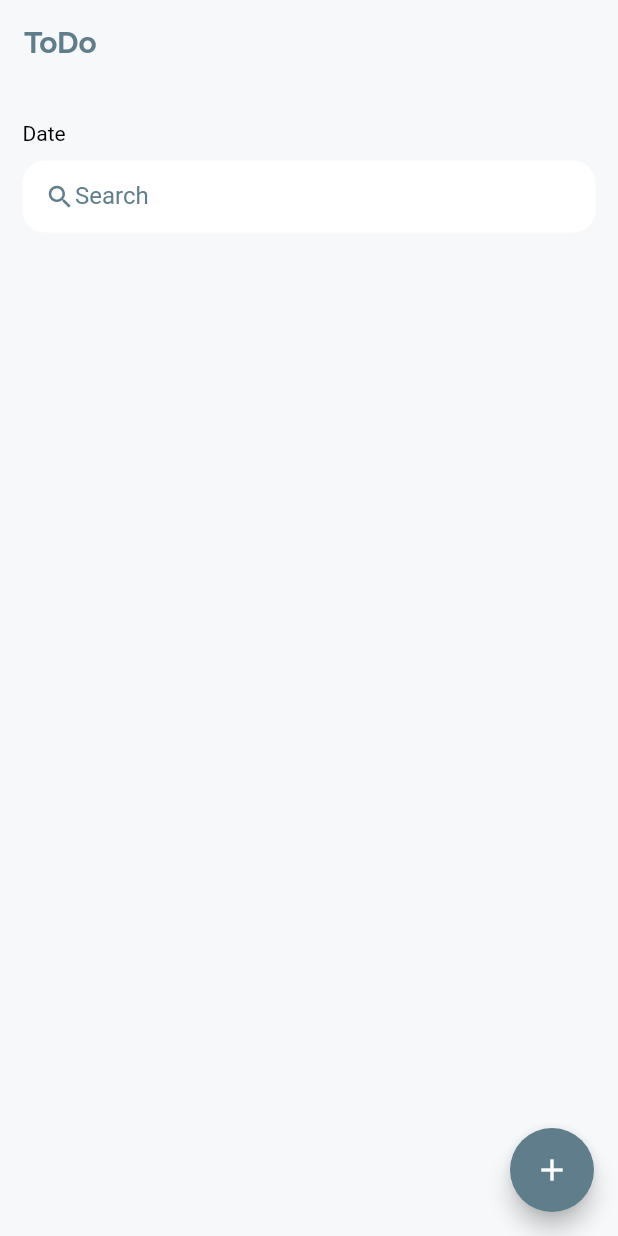
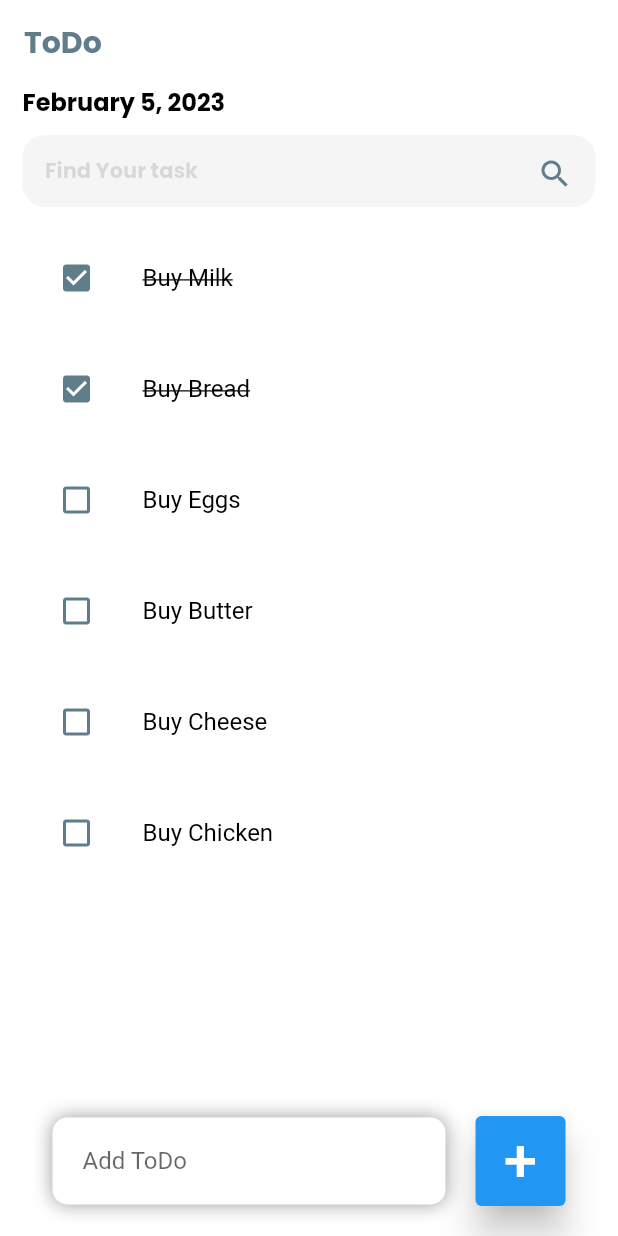
Before and after one commit to amira334/todo, a Flutter app: the screen it shows after launch, on a phone screen of 412 x 824 dp. Run offline on Flutter 3.47's test engine with Material 2 defaults, Android fonts, the phone set to English and light mode, and no system bars.

Commit message:
modified 'date & search'

```diff
--- a/lib/main.dart
+++ b/lib/main.dart
@@ -19,7 +19,7 @@ class MyApp extends StatelessWidget {
       title: 'ToDo',
       theme: theme.copyWith(
         colorScheme: theme.colorScheme.copyWith(
-          primary: const Color(0xFFF6F8FA),
+          primary: const Color(0xFFFFFFFF),
           secondary: Colors.blueGrey,
         ),
         textSelectionTheme: const TextSelectionThemeData(
@@ -27,9 +27,9 @@ class MyApp extends StatelessWidget {
         ),
         appBarTheme: const AppBarTheme(
           titleTextStyle: TextStyle(
-            fontFamily: 'Raleway',
+            fontFamily: 'Poppins',
             fontSize: 20,
-            fontWeight: FontWeight.bold,
+            fontWeight: FontWeight.w600,
             color: Colors.blueGrey,
 
           ),
@@ -42,8 +42,8 @@ class MyApp extends StatelessWidget {
             color: Colors.black,
           ),
           headline6: const TextStyle(
-            fontSize: 18,
-            fontFamily: 'RobotoCondensed',
+            fontSize: 16,
+            fontFamily: 'Poppins',
             fontWeight: FontWeight.bold,
             color: Colors.black,
           ),
--- /dev/null
+++ b/lib/model/todo.dart
@@ -0,0 +1,22 @@
+class ToDo {
+  String? id;
+  String? todoText;
+  bool isDone;
+
+  ToDo({
+    required this.id,
+    required this.todoText,
+    this.isDone = false,
+  });
+
+  static List<ToDo> todoList() {
+    return [
+      ToDo(id: '01', todoText: 'Buy Milk', isDone: true),
+      ToDo(id: '02', todoText: 'Buy Bread', isDone: true),
+      ToDo(id: '03', todoText: 'Buy Eggs'),
+      ToDo(id: '04', todoText: 'Buy Butter'),
+      ToDo(id: '05', todoText: 'Buy Cheese'),
+      ToDo(id: '06', todoText: 'Buy Chicken'),
+    ];
+  }
+}
--- a/lib/screens/home.dart
+++ b/lib/screens/home.dart
@@ -1,14 +1,18 @@
 import 'package:flutter/material.dart';
-import '/main.dart';
-import './search.dart';
-//import 'package:intl/intl.dart';
+import '../model/todo.dart';
+import '../widgets/search.dart';
+import '../widgets/todo_item.dart';
+import 'package:intl/intl.dart';
 
 class Home extends StatefulWidget {
+  Home({Key? key}) : super(key: key);
   @override
   State<Home> createState() => _HomeState();
 }
 
 class _HomeState extends State<Home> {
+  final todoList = ToDo.todoList();
+  final _todoController = TextEditingController();
   @override
   Widget build(BuildContext context) {
     return Scaffold(
@@ -19,37 +23,141 @@ class _HomeState extends State<Home> {
         elevation: 0,
         title: const Text('ToDo'),
       ),
-      floatingActionButton: const FloatingActionButton(
-        onPressed: null,
-        child: Icon(Icons.add),
+      // floatingActionButton: const FloatingActionButton(
+      //   onPressed: null,
+      //   child: Icon(Icons.add),
+      // ),
+      body: Container(
+        padding: const EdgeInsets.symmetric(
+          horizontal: 15,
         ),
-      body: Container(
-        padding: const EdgeInsets.all(15),
-        child: Stack(
-            children: [
+        child: Stack(children: [
           Column(
             children: [
               Row(
                 children: [
                   Container(
-                        margin: const EdgeInsets.symmetric(
-                          vertical: 10,
-                        ),
+                    // margin: const EdgeInsets.symmetric(
+                    //   vertical: 10,
+                    // ),
                     child: Column(
                       crossAxisAlignment: CrossAxisAlignment.start,
-                          children: const [
-                            Text('Date'),
+                      children: [
+                        Text(DateFormat.yMMMMd().format(DateTime.now()),
+                          style: Theme.of(context).textTheme.headline6,
+                        ),
                       ],
                     ),
                   )
                 ],
               ),
-                  Search(),
+              Container(
+                margin: const EdgeInsets.symmetric(
+                  vertical: 10,
+                ),
+                  child: Search()),
+              Expanded(
+                child: SingleChildScrollView(
+                  child: Column(
+                    children: todoList
+                        .map(
+                          (todo) => ToDoItem(
+                        todo: todo,
+                        onToDoChanged: _handleToDoChange,
+                        onDeleteItem: _handleDeleteItem,
+                      ),
+                    )
+                        .toList(),
+                  ),
+                ),
+              )
             ],
           ),
-             ]
+          Align(
+            alignment: Alignment.bottomCenter,
+            child: Row(
+              children: [
+                Expanded(
+                  child: Container(
+                    margin: const EdgeInsets.only(
+                      bottom: 20,
+                      right: 20,
+                      left: 20,
                     ),
+                    padding: const EdgeInsets.symmetric(
+                      horizontal: 20,
+                      vertical: 5,
+                    ),
+                    decoration: BoxDecoration(
+                      color: Colors.white,
+                      boxShadow: const [
+                        BoxShadow(
+                          color: Colors.grey,
+                          spreadRadius: 0.0,
+                          blurRadius: 10,
+                          offset: const Offset(0.0, 0.0),
+                        )
+                      ],
+                      borderRadius: BorderRadius.circular(10),
+                    ),
+                    child: TextField(
+                      controller: _todoController,
+                      decoration: const InputDecoration(
+                        border: InputBorder.none,
+                        hintText: 'Add ToDo',
+                      ),
+                    ),
+                  ),
+                ),
+                Container(
+                  margin: const EdgeInsets.only(
+                    bottom: 20,
+                    right: 20,
+                  ),
+                  child: ElevatedButton(
+                    onPressed: () {
+                      _addTodoItem(_todoController.text);
+                    },
+                    style: ElevatedButton.styleFrom(
+                      backgroundColor: Colors.blue,
+                      minimumSize: const Size(60, 60),
+                      elevation: 10,
+                    ),
+                    child: const Text(
+                      '+',
+                      style: TextStyle(
+                        fontSize: 40,
+                      ),
+                    ),
+                  ),
+                ),
+              ],
+            ),
+          )
+        ]),
       ),
     );
   }
+
+  void _handleToDoChange(ToDo todo) {
+    setState(() {
+      todo.isDone = !todo.isDone;
+    });
   }
+
+  void _handleDeleteItem(ToDo todo) {
+    setState(() {
+      todoList.remove(todo);
+    });
+  }
+
+  void _addTodoItem(String toDo) {
+    setState(() {
+      todoList.add(ToDo(
+        id: DateTime.now().microsecondsSinceEpoch.toString(),
+        todoText: toDo,
+      ));
+    });
+    _todoController.clear();
+  }
+}
--- a/lib/screens/search.dart
+++ /dev/null
@@ -1,42 +0,0 @@
-import 'package:flutter/material.dart';
-
-class Search extends StatefulWidget {
-
-  @override
-  State<Search> createState() => _SearchState();
-}
-
-class _SearchState extends State<Search> {
-  @override
-  Widget build(BuildContext context) {
-    return Container(
-      padding: EdgeInsets.symmetric(
-        horizontal: 15
-      ),
-      decoration: BoxDecoration(
-        color: Colors.white,
-        borderRadius: BorderRadius.circular(15),
-      ),
-      child: TextField(
-        cursorColor: Theme.of(context).textSelectionTheme.cursorColor,
-        decoration: InputDecoration(
-          //labelText: 'Search',
-            contentPadding: EdgeInsets.all(0),
-          prefixIcon: Icon(Icons.search,
-          color: Theme.of(context).colorScheme.secondary,
-          size: 20,),
-          prefixIconConstraints: BoxConstraints(
-            maxHeight: 20,
-            minWidth: 20,
-          ),
-          border: InputBorder.none,
-          hintText: 'Search',
-          hintStyle: TextStyle(
-            color: Theme.of(context).colorScheme.secondary,
-          )
-
-        ),
-      ),
-    );
-  }
-}
--- /dev/null
+++ b/lib/widgets/search.dart
@@ -0,0 +1,45 @@
+import 'package:flutter/material.dart';
+
+class Search extends StatefulWidget {
+  @override
+  State<Search> createState() => _SearchState();
+}
+
+class _SearchState extends State<Search> {
+  @override
+  Widget build(BuildContext context) {
+    return Container(
+      padding: const EdgeInsets.symmetric(horizontal: 15
+      ),
+      decoration: BoxDecoration(
+        color: const Color(0xFFF5F5F5),
+        borderRadius: BorderRadius.circular(15),
+      ),
+      child: TextField(
+        cursorColor: Theme.of(context).textSelectionTheme.cursorColor,
+        decoration: InputDecoration(
+          //labelText: 'Search',
+            contentPadding: const EdgeInsets.all(0),
+            suffixIcon: Icon(
+              Icons.search,
+              color: Theme.of(context).colorScheme.secondary,
+              size: 24,
+
+            ),
+            suffixIconConstraints: const BoxConstraints(
+              maxHeight: 20,
+              minWidth: 20,
+            ),
+            border: InputBorder.none,
+            hintText: 'Find Your task',
+            hintStyle: const TextStyle(
+              color: Colors.black12,
+              //color: Theme.of(context).colorScheme.secondary,
+              fontFamily: 'Poppins',
+              fontSize: 14,
+              fontWeight: FontWeight.w600,
+            )),
+      ),
+    );
+  }
+}
--- /dev/null
+++ b/lib/widgets/todo_item.dart
@@ -0,0 +1,75 @@
+import 'package:flutter/material.dart';
+import '../model/todo.dart';
+
+class ToDoItem extends StatelessWidget {
+  final ToDo todo;
+  final onToDoChanged;
+  final onDeleteItem;
+  const ToDoItem(
+      {Key? key,
+      required this.todo,
+      required this.onToDoChanged,
+      required this.onDeleteItem})
+      : super(key: key);
+
+  @override
+  Widget build(BuildContext context) {
+    return Dismissible(
+      key: Key(todo.id!),
+      background: Container(
+        padding: EdgeInsets.only(left: 20),
+        margin: EdgeInsets.symmetric(vertical: 5),
+        alignment: Alignment.centerLeft,
+        height: 35,
+        width: 35,
+        decoration: BoxDecoration(
+          color: Theme.of(context).colorScheme.secondary,
+          borderRadius: BorderRadius.circular(5),
+        ),
+        child: Icon(
+          Icons.edit,
+          color: Colors.white,
+        ),
+      ),
+      secondaryBackground: Container(
+        padding: const EdgeInsets.only(right: 20),
+        margin: EdgeInsets.symmetric(vertical: 5),
+        alignment: Alignment.centerRight,
+        height: 35,
+        width: 35,
+        decoration: BoxDecoration(
+          color: Theme.of(context).colorScheme.secondary,
+          borderRadius: BorderRadius.circular(5),
+        ),
+        child: const Icon(
+          Icons.delete,
+          color: Colors.white,
+        ),
+      ),
+      onDismissed: (direction) {
+        onDeleteItem(todo);
+      },
+      child: Card(
+        elevation: 0,
+        child: ListTile(
+          onTap: () {
+            onToDoChanged(todo);
+          },
+          contentPadding: const EdgeInsets.symmetric(horizontal: 20, vertical: 5),
+          leading: Icon(
+            todo.isDone ? Icons.check_box : Icons.check_box_outline_blank,
+            color: Theme.of(context).colorScheme.secondary,
+          ),
+          title: Text(
+            todo.todoText!,
+            style: TextStyle(
+              fontSize: 16,
+              color: Colors.black,
+              decoration: todo.isDone ? TextDecoration.lineThrough : null,
+            ),
+          ),
+        ),
+      ),
+    );
+  }
+}
```
Also changed, not shown: pubspec.yaml (+6 -5 lines), assets/fonts/Poppins-Black.ttf (added), assets/fonts/Poppins-Bold.ttf (added), assets/fonts/Poppins-Regular.ttf (added), pubspec.lock. Lines whose indentation alone changed are shown as unchanged.
